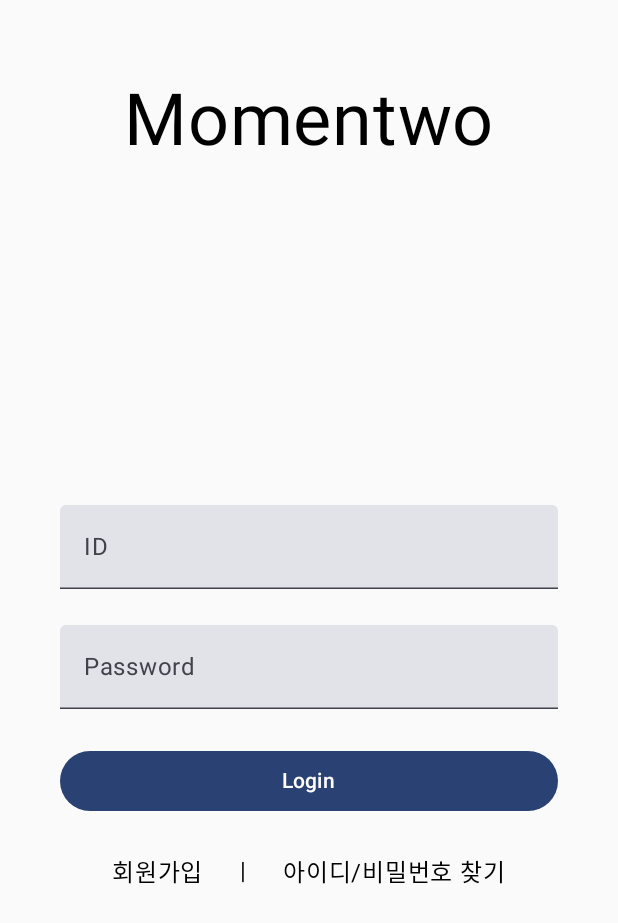
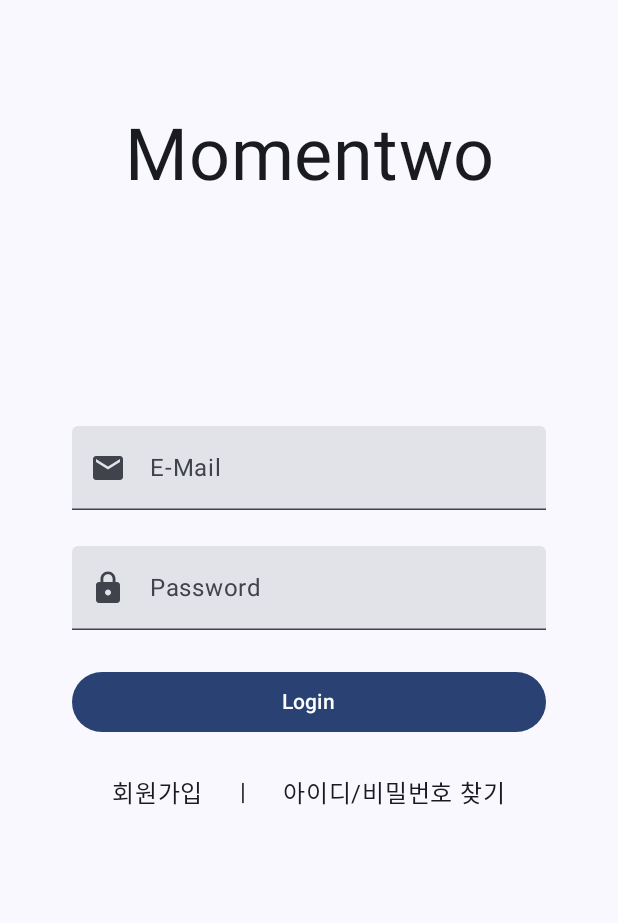
Before and after one commit to Momentwo/Momentwo, an Android app built with Jetpack Compose: the screen it shows after launch (MainActivity), on a phone screen of 412 x 824 dp. Shown: the top 923 px of the screen. Run offline under Robolectric (Android 15) with nearby library versions, the phone set to English and light mode, and no system bars.

Commit message:
issue #10 feat: navGraph 회원가입 route 추가
LoginScreen에서 이동할 수 있도록 구현
LoginScreen의 이메일, 비밀번호 TextField leadingIcon 추가

```diff
--- a/app/src/main/java/cord/eoeo/momentwo/ui/MomentwoNavGraph.kt
+++ b/app/src/main/java/cord/eoeo/momentwo/ui/MomentwoNavGraph.kt
@@ -1,11 +1,13 @@
 package cord.eoeo.momentwo.ui
 
+import androidx.compose.material3.Scaffold
 import androidx.compose.runtime.Composable
 import androidx.compose.ui.Modifier
 import androidx.navigation.NavHostController
 import androidx.navigation.compose.NavHost
 import androidx.navigation.compose.composable
 import cord.eoeo.momentwo.ui.login.LoginRoute
+import cord.eoeo.momentwo.ui.signup.SignUpRoute
 import kotlinx.coroutines.CoroutineScope
 
 @Composable
@@ -17,21 +19,31 @@ fun MomentwoNavGraph(
     NavHost(
         navController = navController,
         startDestination = MomentwoDestination.LOGIN_ROUTE,
-        modifier = Modifier
+        modifier = Modifier,
     ) {
         composable(
-            route = MomentwoDestination.LOGIN_ROUTE
+            route = MomentwoDestination.LOGIN_ROUTE,
         ) {
             LoginRoute(
                 coroutineScope = coroutineScope,
-                navigateToAlbum = navActions.navigateToAlbum
+                navigateToAlbum = navActions.navigateToAlbum,
+                navigateToSignUp = navActions.navigateToSignUp,
             )
         }
 
         composable(
-            route = MomentwoDestination.ALBUM_ROUTE
+            route = MomentwoDestination.SIGNUP_ROUTE,
         ) {
+            SignUpRoute(
+                coroutineScope = coroutineScope,
+                navigateToLogin = navActions.navigateToLogin,
+            )
+        }
 
+        composable(
+            route = MomentwoDestination.ALBUM_ROUTE,
+        ) {
+            Scaffold { paddingValues -> }
         }
     }
 }
--- a/app/src/main/java/cord/eoeo/momentwo/ui/login/LoginRoute.kt
+++ b/app/src/main/java/cord/eoeo/momentwo/ui/login/LoginRoute.kt
@@ -8,10 +8,12 @@ import kotlinx.coroutines.CoroutineScope
 fun LoginRoute(
     coroutineScope: CoroutineScope,
     navigateToAlbum: () -> Unit,
+    navigateToSignUp: () -> Unit,
     modifier: Modifier = Modifier
 ) {
     LoginScreen(
         coroutineScope = coroutineScope,
-        navigateToAlbum = navigateToAlbum
+        navigateToAlbum = navigateToAlbum,
+        navigateToSignUp = navigateToSignUp,
     )
 }
--- a/app/src/main/java/cord/eoeo/momentwo/ui/login/LoginScreen.kt
+++ b/app/src/main/java/cord/eoeo/momentwo/ui/login/LoginScreen.kt
@@ -7,12 +7,17 @@ import androidx.compose.foundation.layout.Row
 import androidx.compose.foundation.layout.fillMaxSize
 import androidx.compose.foundation.layout.fillMaxWidth
 import androidx.compose.foundation.layout.padding
+import androidx.compose.material.icons.Icons
+import androidx.compose.material.icons.filled.Email
+import androidx.compose.material.icons.filled.Lock
 import androidx.compose.material3.Button
+import androidx.compose.material3.Icon
+import androidx.compose.material3.Scaffold
 import androidx.compose.material3.Text
 import androidx.compose.material3.TextField
 import androidx.compose.runtime.Composable
-import androidx.compose.ui.Alignment
 import androidx.compose.ui.Modifier
+import androidx.compose.ui.text.style.TextAlign
 import androidx.compose.ui.unit.dp
 import androidx.compose.ui.unit.sp
 import kotlinx.coroutines.CoroutineScope
@@ -21,59 +26,76 @@ import kotlinx.coroutines.CoroutineScope
 fun LoginScreen(
     coroutineScope: CoroutineScope,
     navigateToAlbum: () -> Unit,
+    navigateToSignUp: () -> Unit,
     modifier: Modifier = Modifier
 ) {
-    Column(
+    Scaffold(
         modifier = Modifier
-            .fillMaxSize()
-            .padding(16.dp)
-    ) {
+            .fillMaxSize(),
+    ) { paddingValues ->
         Text(
             text = "Momentwo",
             fontSize = 48.sp,
             modifier = Modifier
-                .padding(12.dp, 36.dp)
-                .align(Alignment.CenterHorizontally)
+                .fillMaxWidth()
+                .padding(24.dp),
+            textAlign = TextAlign.Center,
+            lineHeight = 160.sp,
         )
+
         Column(
             modifier = Modifier
                 .fillMaxSize()
-                .padding(0.dp, 0.dp, 0.dp, 24.dp),
-            verticalArrangement = Arrangement.Center
+                .padding(24.dp),
+            verticalArrangement = Arrangement.Center,
         ) {
             TextField(
                 value = "",
-                placeholder = { Text(text = "ID") },
+                placeholder = { Text(text = "E-Mail") },
+                leadingIcon = { Icon(Icons.Default.Email, "E-Mail") },
                 onValueChange = { /* TODO */ },
                 modifier = Modifier
                     .fillMaxWidth()
-                    .padding(24.dp, 12.dp)
+                    .padding(24.dp, 12.dp),
             )
             TextField(
                 value = "",
                 placeholder = { Text(text = "Password") },
+                leadingIcon = { Icon(Icons.Default.Lock, "Password") },
                 onValueChange = { /* TODO */ },
                 modifier = Modifier
                     .fillMaxWidth()
-                    .padding(24.dp, 12.dp)
+                    .padding(24.dp, 12.dp),
             )
+
             Button(
                 onClick = { navigateToAlbum() },
                 modifier = Modifier
                     .fillMaxWidth()
-                    .padding(24.dp, 12.dp)
+                    .padding(24.dp, 12.dp),
             ) {
                 Text(text = "Login")
             }
+
             Row(
                 modifier = Modifier
                     .fillMaxWidth()
                     .padding(24.dp, 12.dp),
-                horizontalArrangement = Arrangement.Center
+                horizontalArrangement = Arrangement.Center,
             ) {
-                Text(text = "회원가입", modifier = Modifier.padding(8.dp, 0.dp).clickable { /* TODO */ })
+                Text(
+                    text = "회원가입",
+                    modifier = Modifier
+                        .padding(8.dp, 0.dp)
+                        .clickable { navigateToSignUp() },
+                )
                 Text(text = "|", modifier = Modifier.padding(16.dp, 0.dp))
-                Text(text = "아이디/비밀번호 찾기", modifier = Modifier.padding(8.dp, 0.dp).clickable { /* TODO */ })
+                Text(
+                    text = "아이디/비밀번호 찾기",
+                    modifier = Modifier
+                        .padding(8.dp, 0.dp)
+                        .clickable { /* TODO */ },
+                )
             }
         }
     }
```
